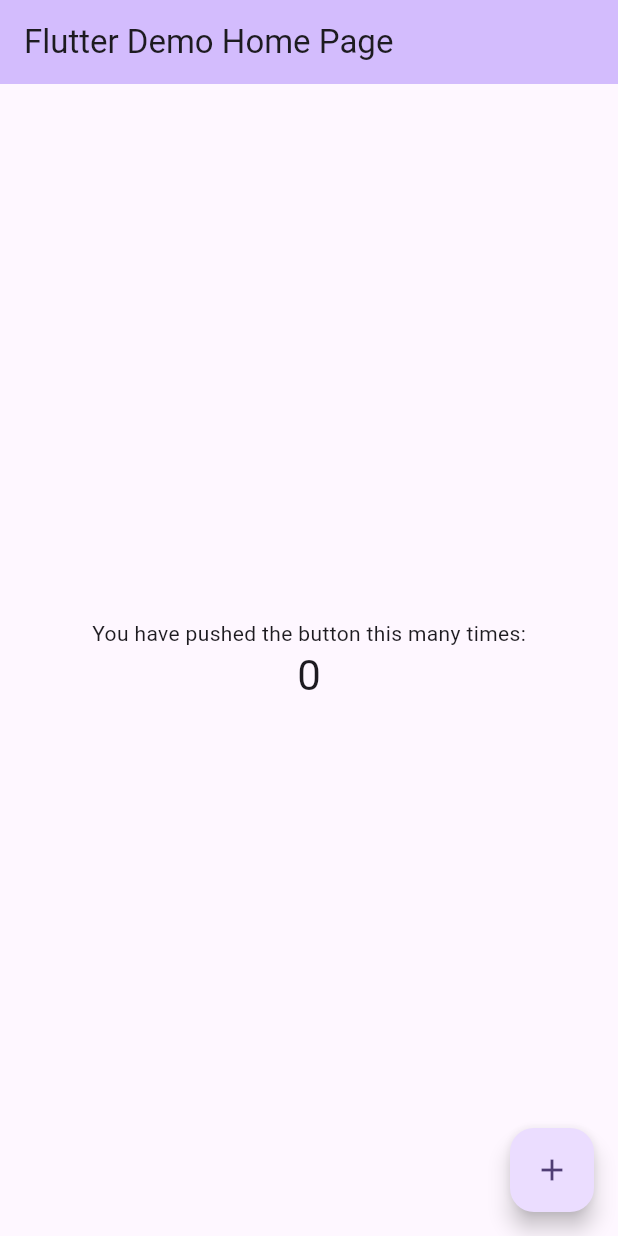
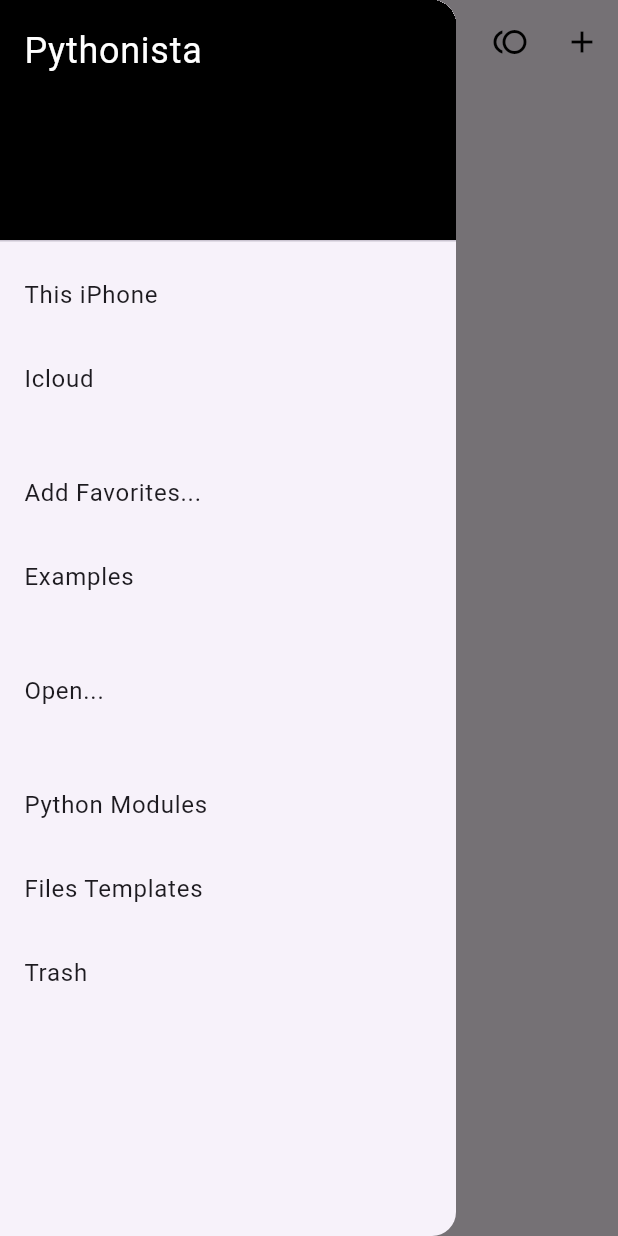
Before and after one commit to pmtriet/pythonista_clone, a Flutter app: the screen it shows after launch, with the side drawer open (before the commit the screen has no drawer), on a phone screen of 412 x 824 dp. Run offline on Flutter 3.47's test engine with Material 3 defaults, Android fonts, the phone set to English and light mode, and no system bars.

Commit message:
build UI sidebar menu and tabbar icon

```diff
--- a/lib/main.dart
+++ b/lib/main.dart
@@ -7,119 +7,132 @@
 class MyApp extends StatelessWidget {
   const MyApp({super.key});
 
-  // This widget is the root of your application.
   @override
   Widget build(BuildContext context) {
-    return MaterialApp(
-      title: 'Flutter Demo',
-      theme: ThemeData(
-        // This is the theme of your application.
-        //
-        // TRY THIS: Try running your application with "flutter run". You'll see
-        // the application has a purple toolbar. Then, without quitting the app,
-        // try changing the seedColor in the colorScheme below to Colors.green
-        // and then invoke "hot reload" (save your changes or press the "hot
-        // reload" button in a Flutter-supported IDE, or press "r" if you used
-        // the command line to start the app).
-        //
-        // Notice that the counter didn't reset back to zero; the application
-        // state is not lost during the reload. To reset the state, use hot
-        // restart instead.
-        //
-        // This works for code too, not just values: Most code changes can be
-        // tested with just a hot reload.
-        colorScheme: ColorScheme.fromSeed(seedColor: Colors.deepPurple),
-        useMaterial3: true,
-      ),
-      home: const MyHomePage(title: 'Flutter Demo Home Page'),
+    return const MaterialApp(
+      debugShowCheckedModeBanner: false,
+      home: HomePage(),
     );
   }
 }
 
-class MyHomePage extends StatefulWidget {
-  const MyHomePage({super.key, required this.title});
-
-  // This widget is the home page of your application. It is stateful, meaning
-  // that it has a State object (defined below) that contains fields that affect
-  // how it looks.
-
-  // This class is the configuration for the state. It holds the values (in this
-  // case the title) provided by the parent (in this case the App widget) and
-  // used by the build method of the State. Fields in a Widget subclass are
-  // always marked "final".
-
-  final String title;
-
-  @override
-  State<MyHomePage> createState() => _MyHomePageState();
-}
-
-class _MyHomePageState extends State<MyHomePage> {
-  int _counter = 0;
-
-  void _incrementCounter() {
-    setState(() {
-      // This call to setState tells the Flutter framework that something has
-      // changed in this State, which causes it to rerun the build method below
-      // so that the display can reflect the updated values. If we changed
-      // _counter without calling setState(), then the build method would not be
-      // called again, and so nothing would appear to happen.
-      _counter++;
-    });
-  }
+class HomePage extends StatelessWidget {
+  const HomePage({super.key});
 
   @override
   Widget build(BuildContext context) {
-    // This method is rerun every time setState is called, for instance as done
-    // by the _incrementCounter method above.
-    //
-    // The Flutter framework has been optimized to make rerunning build methods
-    // fast, so that you can just rebuild anything that needs updating rather
-    // than having to individually change instances of widgets.
     return Scaffold(
       appBar: AppBar(
-        // TRY THIS: Try changing the color here to a specific color (to
-        // Colors.amber, perhaps?) and trigger a hot reload to see the AppBar
-        // change color while the other colors stay the same.
-        backgroundColor: Theme.of(context).colorScheme.inversePrimary,
-        // Here we take the value from the MyHomePage object that was created by
-        // the App.build method, and use it to set our appbar title.
-        title: Text(widget.title),
+        title: const Text('Pythonista Demo'),
+        actions: <Widget>[
+          IconButton(
+            icon: const Icon(
+              Icons.play_arrow,
+              color: Colors.black,
+            ),
+            onPressed: () {
+              // do something
+            },
+          ),
+          IconButton(
+            icon: const Icon(
+              Icons.toll_outlined,
+              color: Colors.black,
+            ),
+            onPressed: () {
+              // do something
+            },
+          ),
+          IconButton(
+            icon: const Icon(
+              Icons.add,
+              color: Colors.black,
+            ),
+            onPressed: () {
+              // do something
+            },
+          )
+        ],
       ),
-      body: Center(
-        // Center is a layout widget. It takes a single child and positions it
-        // in the middle of the parent.
-        child: Column(
-          // Column is also a layout widget. It takes a list of children and
-          // arranges them vertically. By default, it sizes itself to fit its
-          // children horizontally, and tries to be as tall as its parent.
-          //
-          // Column has various properties to control how it sizes itself and
-          // how it positions its children. Here we use mainAxisAlignment to
-          // center the children vertically; the main axis here is the vertical
-          // axis because Columns are vertical (the cross axis would be
-          // horizontal).
-          //
-          // TRY THIS: Invoke "debug painting" (choose the "Toggle Debug Paint"
-          // action in the IDE, or press "p" in the console), to see the
-          // wireframe for each widget.
-          mainAxisAlignment: MainAxisAlignment.center,
+      drawer: Drawer(
+        child: ListView(
+          padding: EdgeInsets.zero,
           children: <Widget>[
-            const Text(
-              'You have pushed the button this many times:',
+            const DrawerHeader(
+              decoration: BoxDecoration(
+                color: Colors.black,
+              ),
+              child: Text(
+                'Pythonista',
+                style: TextStyle(
+                  color: Colors.white,
+                  fontSize: 24,
+                ),
+              ),
             ),
-            Text(
-              '$_counter',
-              style: Theme.of(context).textTheme.headlineMedium,
+            ListTile(
+              title: const Text('This iPhone'),
+              onTap: () {
+                // Add your action here
+              },
+            ),
+            ListTile(
+              title: const Text('Icloud'),
+              onTap: () {
+                // Add your action here
+              },
+            ),
+            const SizedBox(
+              height: 20,
+            ),
+            ListTile(
+              title: const Text('Add Favorites...'),
+              onTap: () {
+                // Add your action here
+              },
+            ),
+            ListTile(
+              title: const Text('Examples'),
+              onTap: () {
+                // Add your action here
+              },
+            ),
+            const SizedBox(
+              height: 20,
+            ),
+            ListTile(
+              title: const Text('Open...'),
+              onTap: () {
+                // Add your action here
+              },
+            ),
+            const SizedBox(
+              height: 20,
+            ),
+            ListTile(
+              title: const Text('Python Modules'),
+              onTap: () {
+                // Add your action here
+              },
+            ),
+            ListTile(
+              title: const Text('Files Templates'),
+              onTap: () {
+                // Add your action here
+              },
+            ),
+            ListTile(
+              title: const Text('Trash'),
+              onTap: () {
+                // Add your action here
+              },
             ),
           ],
         ),
       ),
-      floatingActionButton: FloatingActionButton(
-        onPressed: _incrementCounter,
-        tooltip: 'Increment',
-        child: const Icon(Icons.add),
-      ), // This trailing comma makes auto-formatting nicer for build methods.
+      body: const Center(
+        child: Text('Home Page Content'),
+      ),
     );
   }
 }
```
